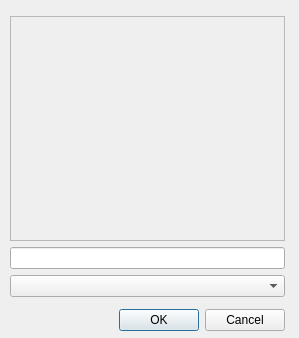
Above: lab3/src/gui/noteeditor.ui from dontwastemytimew/labs before the change. Below: the same form after it.
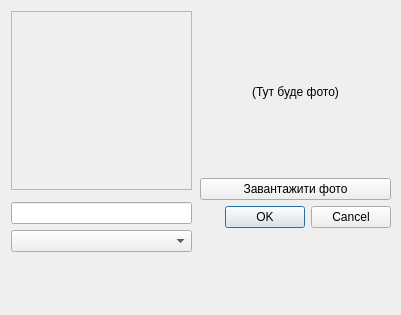
That is the form after the change.

```diff
--- a/lab3/src/gui/noteeditor.ui
+++ b/lab3/src/gui/noteeditor.ui
@@ -6,33 +6,31 @@
    <rect>
     <x>0</x>
     <y>0</y>
-    <width>299</width>
-    <height>338</height>
+    <width>401</width>
+    <height>315</height>
    </rect>
   </property>
   <property name="windowTitle">
    <string>noteeditor</string>
   </property>
-  <widget class="QWidget" name="">
+  <widget class="QWidget" name="layoutWidget">
    <property name="geometry">
     <rect>
-     <x>10</x>
-     <y>10</y>
-     <width>281</width>
-     <height>321</height>
+     <x>11</x>
+     <y>11</y>
+     <width>181</width>
+     <height>241</height>
     </rect>
    </property>
-   <layout class="QVBoxLayout" name="verticalLayout_2">
-    <property name="topMargin">
-     <number>6</number>
-    </property>
-    <property name="rightMargin">
-     <number>6</number>
-    </property>
-    <item>
-     <layout class="QVBoxLayout" name="verticalLayout">
+   <layout class="QVBoxLayout" name="verticalLayout_4">
       <item>
        <widget class="QScrollArea" name="fieldsScrollArea">
+      <property name="minimumSize">
+       <size>
+        <width>0</width>
+        <height>120</height>
+       </size>
+      </property>
         <property name="widgetResizable">
          <bool>true</bool>
         </property>
@@ -41,19 +39,13 @@
           <rect>
            <x>0</x>
            <y>0</y>
-           <width>270</width>
-           <height>220</height>
+         <width>177</width>
+         <height>175</height>
           </rect>
          </property>
         </widget>
        </widget>
       </item>
-      <item>
-       <widget class="QLineEdit" name="titleLineEdit"/>
-      </item>
-      <item>
-       <widget class="QComboBox" name="schemaComboBox"/>
-      </item>
       <item>
        <widget class="QDialogButtonBox" name="buttonBox">
         <property name="standardButtons">
@@ -61,14 +53,95 @@
         </property>
        </widget>
       </item>
+    <item>
+     <layout class="QVBoxLayout" name="verticalLayout">
+      <item>
+       <widget class="QLineEdit" name="titleLineEdit"/>
+      </item>
+      <item>
+       <widget class="QComboBox" name="schemaComboBox"/>
+      </item>
      </layout>
+    </item>
+   </layout>
+  </widget>
+  <widget class="QWidget" name="layoutWidget">
+   <property name="geometry">
+    <rect>
+     <x>200</x>
+     <y>12</y>
+     <width>191</width>
+     <height>291</height>
+    </rect>
+   </property>
+   <layout class="QVBoxLayout" name="verticalLayout_3">
+    <item>
+     <widget class="QLabel" name="imageLabel">
+      <property name="sizePolicy">
+       <sizepolicy hsizetype="Expanding" vsizetype="Preferred">
+        <horstretch>0</horstretch>
+        <verstretch>0</verstretch>
+       </sizepolicy>
+      </property>
+      <property name="minimumSize">
+       <size>
+        <width>20</width>
+        <height>160</height>
+       </size>
+      </property>
+      <property name="maximumSize">
+       <size>
+        <width>16777215</width>
+        <height>123456</height>
+       </size>
+      </property>
+      <property name="text">
+       <string>(Тут буде фото)</string>
+      </property>
+      <property name="scaledContents">
+       <bool>true</bool>
+      </property>
+      <property name="alignment">
+       <set>Qt::AlignCenter</set>
+      </property>
+     </widget>
+    </item>
+    <item>
+     <layout class="QVBoxLayout" name="verticalLayout_2">
+      <item>
+       <widget class="QPushButton" name="addImageButton">
+        <property name="text">
+         <string>Завантажити фото</string>
+        </property>
+       </widget>
     </item>
     <item>
      <widget class="QDialogButtonBox" name="buttonBox_2">
+        <property name="sizePolicy">
+         <sizepolicy hsizetype="Expanding" vsizetype="Fixed">
+          <horstretch>0</horstretch>
+          <verstretch>0</verstretch>
+         </sizepolicy>
+        </property>
       <property name="standardButtons">
        <set>QDialogButtonBox::Cancel|QDialogButtonBox::Ok</set>
       </property>
      </widget>
+      </item>
+      <item>
+       <spacer name="verticalSpacer">
+        <property name="orientation">
+         <enum>Qt::Vertical</enum>
+        </property>
+        <property name="sizeHint" stdset="0">
+         <size>
+          <width>20</width>
+          <height>40</height>
+         </size>
+        </property>
+       </spacer>
+      </item>
+     </layout>
     </item>
    </layout>
   </widget>
```
Lines whose indentation alone changed are shown as unchanged.
